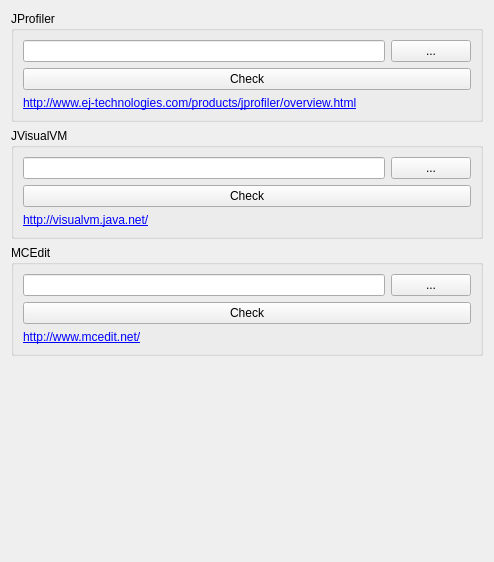
FreesmTeam/FreesmLauncher, file gui/pages/global/ExternalToolsPage.ui: the form before one commit.
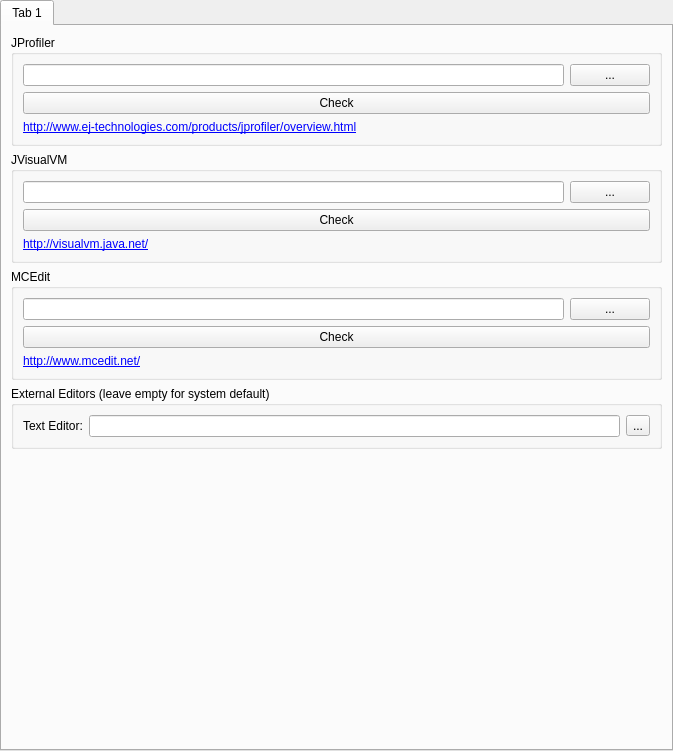
The form after the commit.

The edit to the form file:
```diff
--- a/gui/pages/global/ExternalToolsPage.ui
+++ b/gui/pages/global/ExternalToolsPage.ui
@@ -6,14 +6,36 @@
    <rect>
     <x>0</x>
     <y>0</y>
-    <width>494</width>
-    <height>562</height>
+    <width>673</width>
+    <height>751</height>
    </rect>
   </property>
   <property name="windowTitle">
    <string>Form</string>
   </property>
   <layout class="QVBoxLayout" name="verticalLayout">
+   <property name="leftMargin">
+    <number>0</number>
+   </property>
+   <property name="topMargin">
+    <number>0</number>
+   </property>
+   <property name="rightMargin">
+    <number>0</number>
+   </property>
+   <property name="bottomMargin">
+    <number>0</number>
+   </property>
+   <item>
+    <widget class="QTabWidget" name="tabWidget">
+     <property name="currentIndex">
+      <number>0</number>
+     </property>
+     <widget class="QWidget" name="tab">
+      <attribute name="title">
+       <string>Tab 1</string>
+      </attribute>
+      <layout class="QVBoxLayout" name="verticalLayout_2">
    <item>
     <widget class="QGroupBox" name="groupBox_2">
      <property name="title">
@@ -125,6 +147,32 @@
      </layout>
     </widget>
    </item>
+       <item>
+        <widget class="QGroupBox" name="editorsBox">
+         <property name="title">
+          <string>External Editors (leave empty for system default)</string>
+         </property>
+         <layout class="QGridLayout" name="foldersBoxLayout_2">
+          <item row="0" column="1">
+           <widget class="QLineEdit" name="jsonEditorTextBox"/>
+          </item>
+          <item row="0" column="0">
+           <widget class="QLabel" name="labelJsonEditor">
+            <property name="text">
+             <string>Text Editor:</string>
+            </property>
+           </widget>
+          </item>
+          <item row="0" column="2">
+           <widget class="QToolButton" name="jsonEditorBrowseBtn">
+            <property name="text">
+             <string>...</string>
+            </property>
+           </widget>
+          </item>
+         </layout>
+        </widget>
+       </item>
    <item>
     <spacer name="verticalSpacer">
      <property name="orientation">
@@ -133,10 +181,14 @@
      <property name="sizeHint" stdset="0">
       <size>
        <width>20</width>
-       <height>160</height>
+           <height>216</height>
       </size>
      </property>
     </spacer>
+       </item>
+      </layout>
+     </widget>
+    </widget>
    </item>
   </layout>
  </widget>
```
Lines whose indentation alone changed are shown as unchanged.
